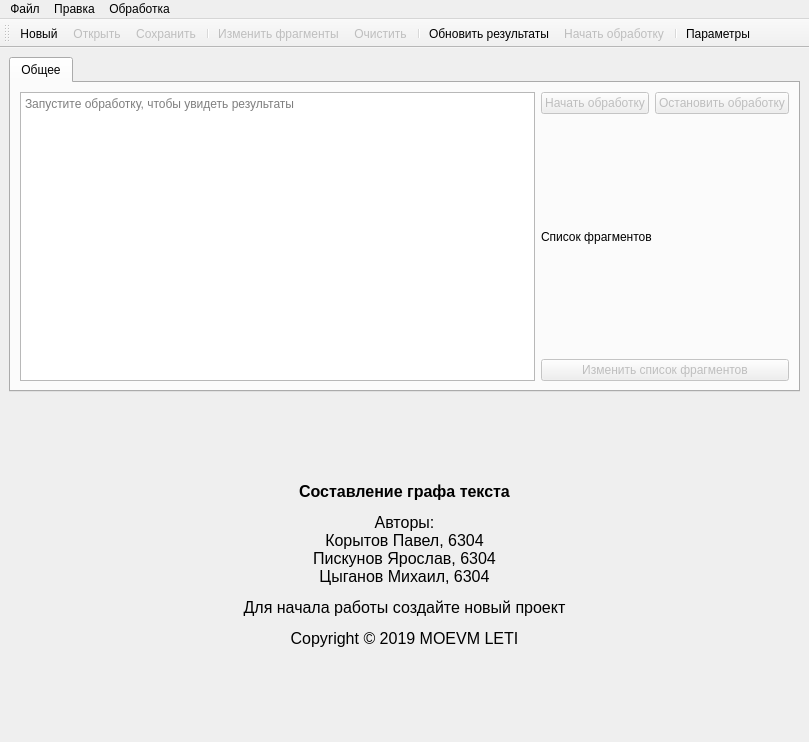
This is ui/mainwindow.ui in moevm/nosql1h19-text-graph as Qt 5 draws it before an edit. The edited form follows.
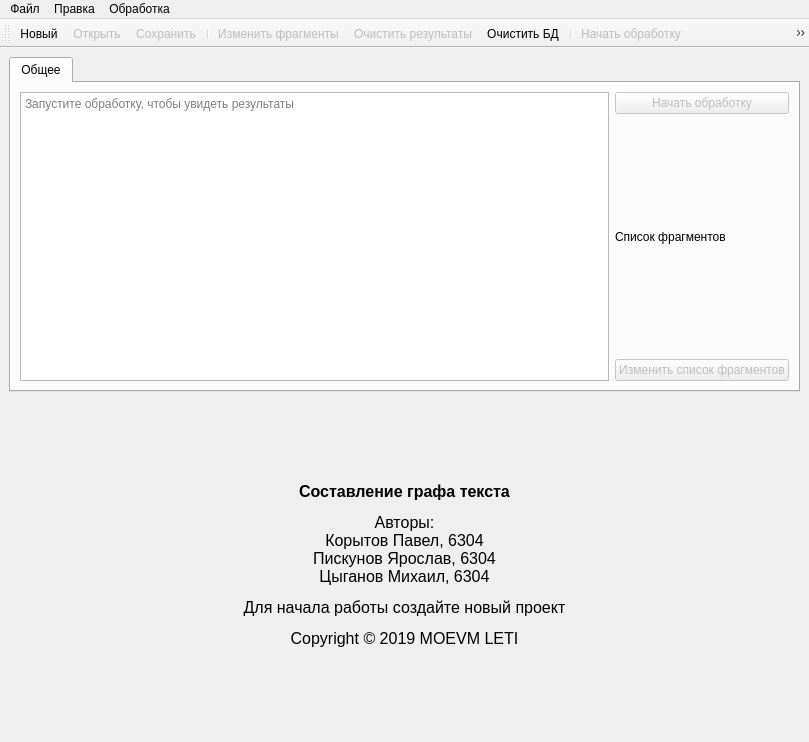
This is the edited form. Icons and pictures are not drawn.

The edit to the form file:
```diff
--- a/ui/mainwindow.ui
+++ b/ui/mainwindow.ui
@@ -76,16 +76,6 @@
               </property>
              </widget>
             </item>
-            <item>
-             <widget class="QPushButton" name="stopProcessButton">
-              <property name="enabled">
-               <bool>false</bool>
-              </property>
-              <property name="text">
-               <string>Остановить обработку</string>
-              </property>
-             </widget>
-            </item>
            </layout>
           </item>
           <item>
@@ -143,9 +133,10 @@
    <addaction name="separator"/>
    <addaction name="actionChangeFragments"/>
    <addaction name="actionClear"/>
+   <addaction name="actionClearDB"/>
    <addaction name="separator"/>
-   <addaction name="actionUpdateResults"/>
    <addaction name="actionStartProcess"/>
+   <addaction name="actionUpdateResults"/>
    <addaction name="separator"/>
    <addaction name="actionOpenParams"/>
   </widget>
@@ -269,7 +260,10 @@
      <normaloff>:/icons/trash.png</normaloff>:/icons/trash.png</iconset>
    </property>
    <property name="text">
-    <string>Очистить</string>
+    <string>Очистить результаты</string>
+   </property>
+   <property name="toolTip">
+    <string>Очистить результаты</string>
    </property>
   </action>
   <action name="actionStartProcess">
@@ -317,6 +311,15 @@
     <string>Обновить результаты</string>
    </property>
   </action>
+  <action name="actionClearDB">
+   <property name="icon">
+    <iconset resource="../res/pictures.qrc">
+     <normaloff>:/icons/boom.png</normaloff>:/icons/boom.png</iconset>
+   </property>
+   <property name="text">
+    <string>Очистить БД</string>
+   </property>
+  </action>
  </widget>
  <resources>
   <include location="../res/pictures.qrc"/>
```
Left out of the diff: 5 changed lines with no effect on the pictures.
